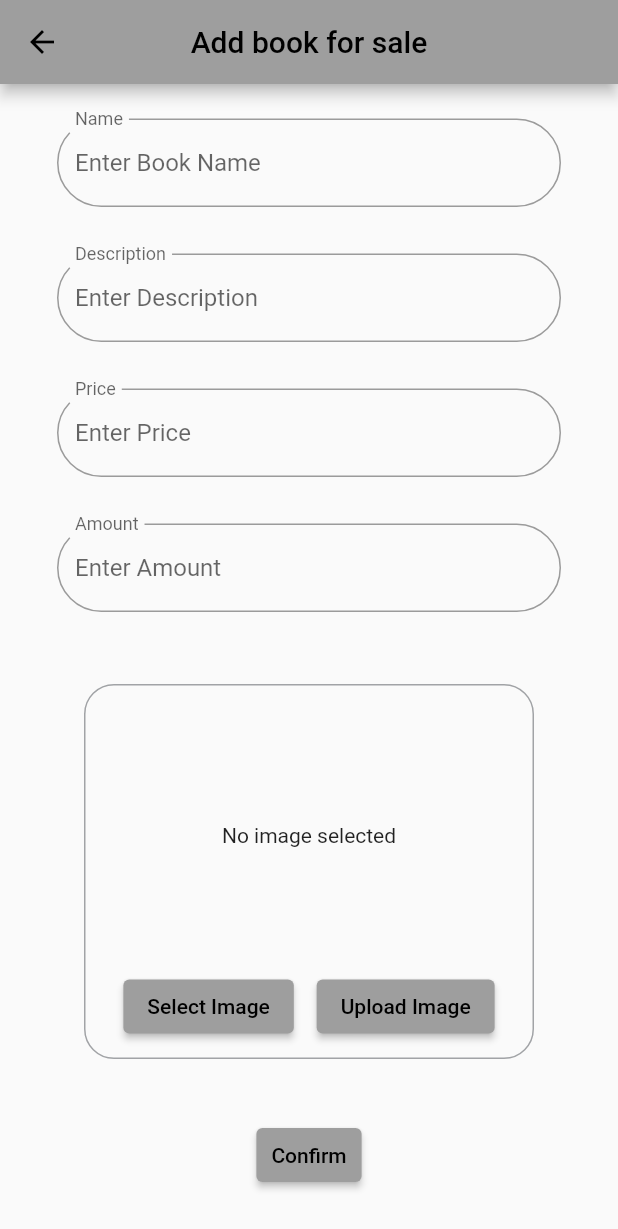
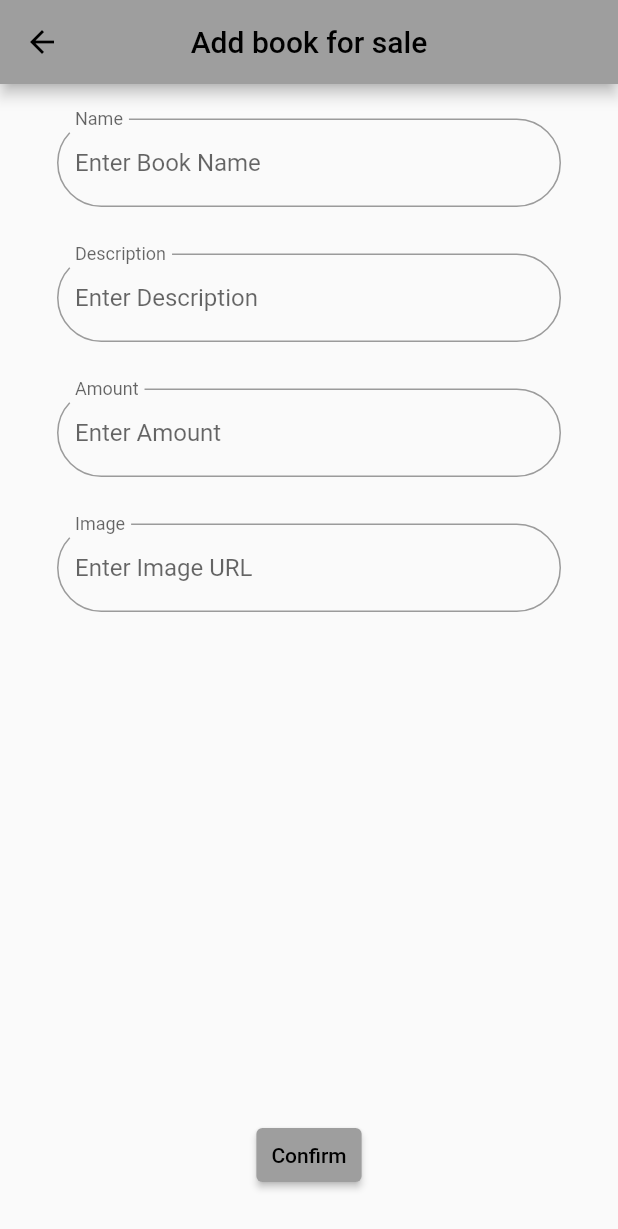
Before and after one commit to Pipeparin12/CSC291_BookStoreApp, a Flutter app: the AddBook screen opened directly, after a tap on "Confirm", on a phone screen of 412 x 824 dp. Shown: the top 1229 px of the screen. Run offline on Flutter 3.47's test engine with Material 2 defaults, Android fonts, the phone set to English and light mode, and no system bars; our stand-ins replace cloud_firestore, dio, firebase_auth, firebase_core, flutter_svg, form_field_validator and 2 more; accounts and stored records are empty.

Commit message:
complete addbook and start display all book

```diff
--- a/bookstoreapp291/lib/main.dart
+++ b/bookstoreapp291/lib/main.dart
@@ -1,5 +1,7 @@
 import 'package:bookstoreapp291/screen/add_book.dart';
+import 'package:bookstoreapp291/screen/profile/profile_screen.dart';
 import 'package:bookstoreapp291/screen/sign_in/sign_in_screen.dart';
+import 'package:bookstoreapp291/screen/sign_up/sign_up_screen.dart';
 import 'package:bookstoreapp291/service/dio.dart';
 import 'package:bookstoreapp291/theme/light_color.dart';
 import 'package:bookstoreapp291/widget/sellerNavbar.dart';
--- a/bookstoreapp291/lib/model/book.dart
+++ b/bookstoreapp291/lib/model/book.dart
@@ -1,7 +1,34 @@
+import 'dart:io';
+
 class Book {
-  String bookName;
-  String bookDescription;
-  int bookPrice;
-  int bookAmount;
-  Book(this.bookName, this.bookDescription, this.bookPrice, this.bookAmount);
+  final String id;
+  final String bookName;
+  final String bookDescription;
+  final int bookAmount;
+  final String bookImage;
+
+  Book.set(
+      {required this.id,
+      required this.bookName,
+      required this.bookDescription,
+      required this.bookAmount,
+      required this.bookImage});
+
+  factory Book.fromJson(Map<String, dynamic> data) {
+    return Book.set(
+        id: data['_id'],
+        bookName: data['bookName'],
+        bookDescription: data['bookDescription'],
+        bookAmount: data['bookAmount'],
+        bookImage: data['bookImage']);
+  }
+
+  Map<String, dynamic> toJson() {
+    return {
+      'bookName': bookName,
+      'bookDescription': bookDescription,
+      'bookAmount': bookAmount,
+      'bookImage': bookImage
+    };
+  }
 }
--- a/bookstoreapp291/lib/screen/add_book.dart
+++ b/bookstoreapp291/lib/screen/add_book.dart
@@ -4,6 +4,7 @@ import 'dart:io';
 import 'dart:math';
 
 import 'package:bookstoreapp291/model/book.dart';
+import 'package:bookstoreapp291/service/api/book.dart';
 import 'package:bookstoreapp291/sizedConfig.dart';
 import 'package:bookstoreapp291/theme/light_color.dart';
 import 'package:bookstoreapp291/widget/sellerCard.dart';
@@ -23,29 +24,21 @@ class AddBook extends StatefulWidget {
 }
 
 class _AddBookState extends State<AddBook> {
-  GlobalKey<FormState> formState = new GlobalKey<FormState>();
+  final _formKey = GlobalKey<FormState>();
   late String bookName;
   late String bookDes;
   late int bookPrice;
   late int bookAmount;
-  String? imageUrl;
+  late String imageUrl;
   File? imageFile;
   final scrollController = ScrollController();
   final imagePicker = ImagePicker();
 
-  Future add() async {
-    var res = await http.post(Uri.parse('http://10.0.2.2:8080/addBook'),
-        headers: <String, String>{
-          'Context-Type': 'application/json;charSet=UTF-8'
-        },
-        body: <String, String>{
-          'bookName': bookName,
-          'bookDescription': bookDes,
-          'bookPrice': bookPrice.toString(),
-          'bookAmount': bookAmount.toString(),
-          'bookImage': imageUrl!
-        });
-    print(res.body);
+  void addBook() async {
+    try {
+      var result =
+          await BookApi.addBook(bookName, bookDes, bookAmount, imageUrl);
+    } catch (e) {}
   }
 
   getBookName(String name) {
@@ -62,6 +55,10 @@ class _AddBookState extends State<AddBook> {
 
   getAmount(int amount) {
     bookAmount = amount;
+  }
+
+  getUrl(String url) {
+    imageUrl = url;
   }
 
   Future pickedImage() async {
@@ -86,7 +83,7 @@ class _AddBookState extends State<AddBook> {
           backgroundColor: Colors.grey,
         ),
         body: Form(
-          key: formState,
+          key: _formKey,
           child: CustomScrollView(
             controller: scrollController,
             slivers: [
@@ -112,81 +109,81 @@ class _AddBookState extends State<AddBook> {
                                       (String des) {
                                     getBookDes(des);
                                   }),
-                                  _entryField('Price', 'Enter Price',
-                                      (String price) {
-                                    getPrice(int.parse(price));
-                                  }),
                                   _entryField('Amount', 'Enter Amount',
                                       (String amount) {
                                     getAmount(int.parse(amount));
                                   }),
-                                  Padding(
-                                      padding: const EdgeInsets.only(top: 40),
-                                      child: ClipRRect(
-                                          borderRadius:
-                                              BorderRadius.circular(10),
-                                          child: SizedBox(
-                                            height: 250,
-                                            width: double.infinity,
-                                            child: Column(
-                                              children: [
-                                                Expanded(
-                                                  child: Container(
-                                                      width: 300,
-                                                      decoration: BoxDecoration(
-                                                          borderRadius:
-                                                              BorderRadius
-                                                                  .circular(20),
-                                                          border: Border.all(
-                                                              color: LightColor
-                                                                  .grey)),
-                                                      child: Padding(
-                                                        padding:
-                                                            const EdgeInsets
-                                                                .all(10),
-                                                        child: Center(
-                                                          child: Column(
-                                                            mainAxisAlignment:
-                                                                MainAxisAlignment
-                                                                    .spaceBetween,
-                                                            children: [
-                                                              Expanded(
-                                                                child: imageFile ==
-                                                                        null
-                                                                    ? const Center(
-                                                                        child: Text(
-                                                                            'No image selected'),
-                                                                      )
-                                                                    : Image.file(
-                                                                        imageFile!),
-                                                              ),
-                                                              Row(
-                                                                mainAxisAlignment:
-                                                                    MainAxisAlignment
-                                                                        .spaceEvenly,
-                                                                children: [
-                                                                  ElevatedButton(
-                                                                      onPressed:
-                                                                          () {
-                                                                        pickedImage();
-                                                                      },
-                                                                      child: const Text(
-                                                                          'Select Image')),
-                                                                  ElevatedButton(
-                                                                      onPressed:
-                                                                          () {},
-                                                                      child: const Text(
-                                                                          'Upload Image'))
-                                                                ],
-                                                              )
-                                                            ],
-                                                          ),
-                                                        ),
-                                                      )),
-                                                ),
-                                              ],
-                                            ),
-                                          )))
+                                  _entryField('Image', 'Enter Image URL',
+                                      (String url) {
+                                    getUrl(url);
+                                  }),
+                                  // Padding(
+                                  //     padding: const EdgeInsets.only(top: 40),
+                                  //     child: ClipRRect(
+                                  //         borderRadius:
+                                  //             BorderRadius.circular(10),
+                                  //         child: SizedBox(
+                                  //           height: 250,
+                                  //           width: double.infinity,
+                                  //           child: Column(
+                                  //             children: [
+                                  //               Expanded(
+                                  //                 child: Container(
+                                  //                     width: 300,
+                                  //                     decoration: BoxDecoration(
+                                  //                         borderRadius:
+                                  //                             BorderRadius
+                                  //                                 .circular(20),
+                                  //                         border: Border.all(
+                                  //                             color: LightColor
+                                  //                                 .grey)),
+                                  //                     child: Padding(
+                                  //                       padding:
+                                  //                           const EdgeInsets
+                                  //                               .all(10),
+                                  //                       child: Center(
+                                  //                         child: Column(
+                                  //                           mainAxisAlignment:
+                                  //                               MainAxisAlignment
+                                  //                                   .spaceBetween,
+                                  //                           children: [
+                                  //                             Expanded(
+                                  //                               child: imageFile ==
+                                  //                                       null
+                                  //                                   ? const Center(
+                                  //                                       child: Text(
+                                  //                                           'No image selected'),
+                                  //                                     )
+                                  //                                   : Image.file(
+                                  //                                       imageFile!),
+                                  //                             ),
+                                  //                             Row(
+                                  //                               mainAxisAlignment:
+                                  //                                   MainAxisAlignment
+                                  //                                       .spaceEvenly,
+                                  //                               children: [
+                                  //                                 ElevatedButton(
+                                  //                                     onPressed:
+                                  //                                         () {
+                                  //                                       pickedImage();
+                                  //                                     },
+                                  //                                     child: const Text(
+                                  //                                         'Select Image')),
+                                  //                                 ElevatedButton(
+                                  //                                     onPressed:
+                                  //                                         () {},
+                                  //                                     child: const Text(
+                                  //                                         'Upload Image'))
+                                  //                               ],
+                                  //                             )
+                                  //                           ],
+                                  //                         ),
+                                  //                       ),
+                                  //                     )),
+                                  //               ),
+                                  //             ],
+                                  //           ),
+                                  //         )))
                                 ],
                               ),
                             ),
@@ -201,7 +198,7 @@ class _AddBookState extends State<AddBook> {
                                     const EdgeInsets.all(10.0)),
                               ),
                               onPressed: () {
-                                add();
+                                addBook();
                               },
                               child: const Text('Confirm'),
                             ),
--- a/bookstoreapp291/lib/screen/sign_in/components/sign_form.dart
+++ b/bookstoreapp291/lib/screen/sign_in/components/sign_form.dart
@@ -34,6 +34,8 @@ class _SignFormState extends State<SignForm> {
       try {
         var result =
             await UserApi.signIn(emailController.text, passwordController.text);
+        Navigator.push(
+            context, MaterialPageRoute(builder: (context) => BottomNavBar()));
       } on DioError catch (e) {
         setState(() {
           isLoading = false;
--- a/bookstoreapp291/lib/widget/bottomNavBar.dart
+++ b/bookstoreapp291/lib/widget/bottomNavBar.dart
@@ -7,6 +7,7 @@ import 'package:flutter/src/widgets/framework.dart';
 
 class BottomNavBar extends StatefulWidget {
   const BottomNavBar({Key? key}) : super(key: key);
+  static const routeName = "/home";
 
   @override
   State<BottomNavBar> createState() => _BottomNavBarState();
```
Also changed, not shown: bookstoreapp291/lib/screen/homepage.dart (+111 -0 lines), bookstoreapp291/lib/screen/sign_up/components/sign_up_form.dart (+0 -7 lines), bookstoreapp291/lib/service/api/book.dart (added, +19 -0 lines).
